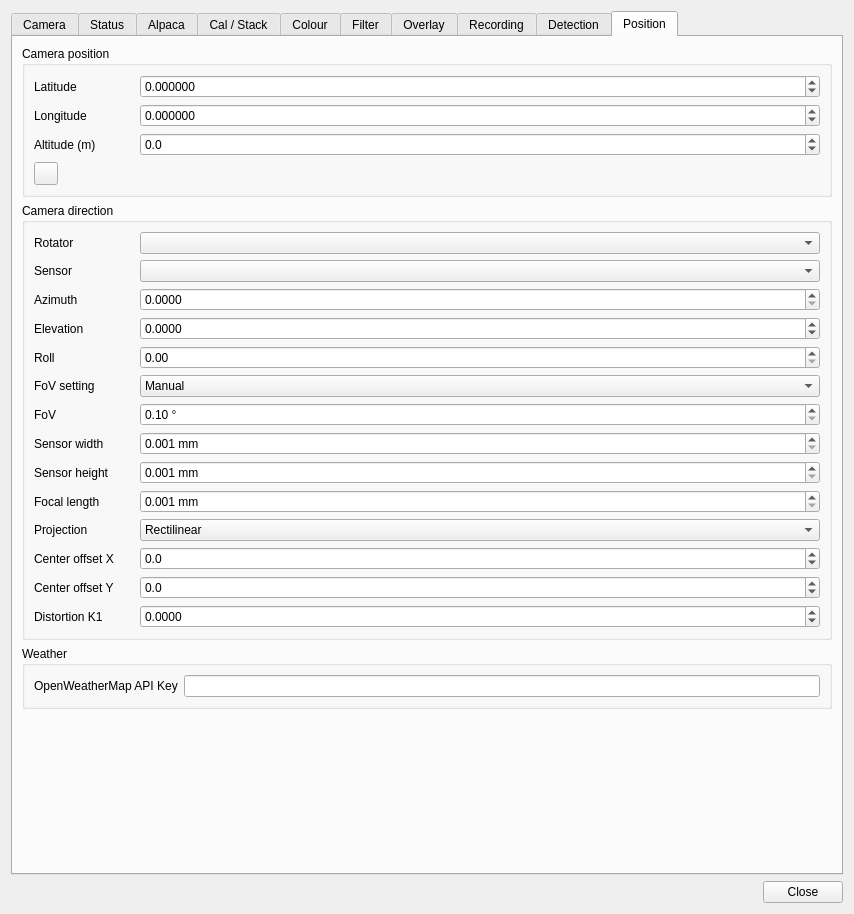
Before: the Qt Designer form plugins/feature/camera/camerasettingsdialog.ui in srcejon/sdrangel, drawn with Qt 5.
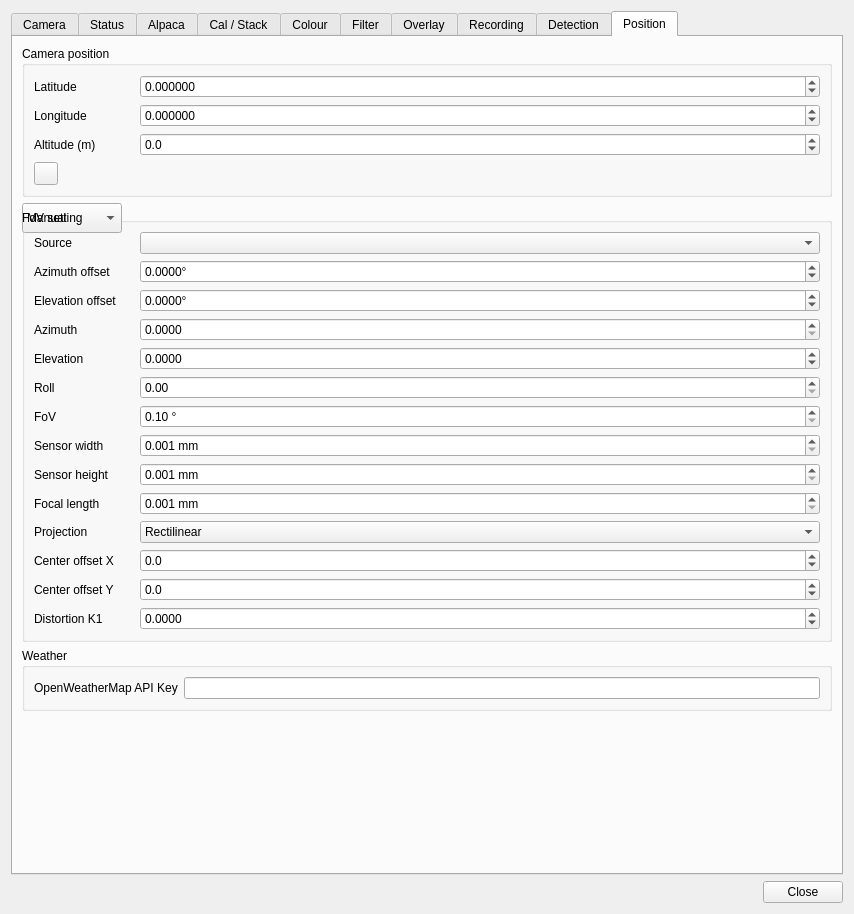
After: the same form once the commit is applied. The open tabs and pages were chosen to show the change. Icons and pictures are not drawn. Custom widgets are drawn as their Qt base class.

Commit message: Combine camera direction source controls

The edit to the form file:
```diff
--- a/plugins/feature/camera/camerasettingsdialog.ui
+++ b/plugins/feature/camera/camerasettingsdialog.ui
@@ -6661,7 +6661,7 @@
              </size>
             </property>
             <property name="text">
-             <string>Rotator</string>
+             <string>Source</string>
             </property>
            </widget>
           </item>
@@ -6675,25 +6675,63 @@
           <item row="1" column="0">
            <widget class="QLabel" name="directionSensorLabel">
             <property name="text">
-             <string>Sensor</string>
+             <string>Azimuth offset</string>
             </property>
            </widget>
           </item>
           <item row="1" column="1">
-           <widget class="QComboBox" name="directionSensorCombo">
-            <property name="toolTip">
-             <string>Select a Qt Sensors compass/tilt sensor pair to continually synchronize the camera azimuth and elevation.</string>
+           <widget class="QDoubleSpinBox" name="azimuthOffsetSpin">
+            <property name="decimals">
+             <number>4</number>
+            </property>
+            <property name="suffix">
+             <string>°</string>
+            </property>
+            <property name="minimum">
+             <double>-180.000000000000000</double>
+            </property>
+            <property name="maximum">
+             <double>180.000000000000000</double>
+            </property>
+            <property name="singleStep">
+             <double>0.100000000000000</double>
             </property>
            </widget>
           </item>
           <item row="2" column="0">
+           <widget class="QLabel" name="elevationOffsetLabel">
+            <property name="text">
+             <string>Elevation offset</string>
+            </property>
+           </widget>
+          </item>
+          <item row="2" column="1">
+           <widget class="QDoubleSpinBox" name="elevationOffsetSpin">
+            <property name="decimals">
+             <number>4</number>
+            </property>
+            <property name="suffix">
+             <string>°</string>
+            </property>
+            <property name="minimum">
+             <double>-180.000000000000000</double>
+            </property>
+            <property name="maximum">
+             <double>180.000000000000000</double>
+            </property>
+            <property name="singleStep">
+             <double>0.100000000000000</double>
+            </property>
+           </widget>
+          </item>
+          <item row="3" column="0">
            <widget class="QLabel" name="azimuthLabel">
             <property name="text">
              <string>Azimuth</string>
             </property>
            </widget>
           </item>
-          <item row="2" column="1">
+          <item row="3" column="1">
            <widget class="QDoubleSpinBox" name="azimuthSpin">
             <property name="decimals">
              <number>4</number>
@@ -6709,14 +6747,14 @@
             </property>
            </widget>
           </item>
-          <item row="3" column="0">
+          <item row="4" column="0">
            <widget class="QLabel" name="elevationLabel">
             <property name="text">
              <string>Elevation</string>
             </property>
            </widget>
           </item>
-          <item row="3" column="1">
+          <item row="4" column="1">
            <widget class="QDoubleSpinBox" name="elevationSpin">
             <property name="decimals">
              <number>4</number>
@@ -6732,14 +6770,14 @@
             </property>
            </widget>
           </item>
-          <item row="4" column="0">
+          <item row="5" column="0">
            <widget class="QLabel" name="rollLabel">
             <property name="text">
              <string>Roll</string>
             </property>
            </widget>
           </item>
-          <item row="4" column="1">
+          <item row="5" column="1">
            <widget class="QDoubleSpinBox" name="rollSpin">
             <property name="decimals">
              <number>2</number>
```
Left out of the diff: 8 changed lines with no effect on the pictures. The commit also changes 4 other files.
